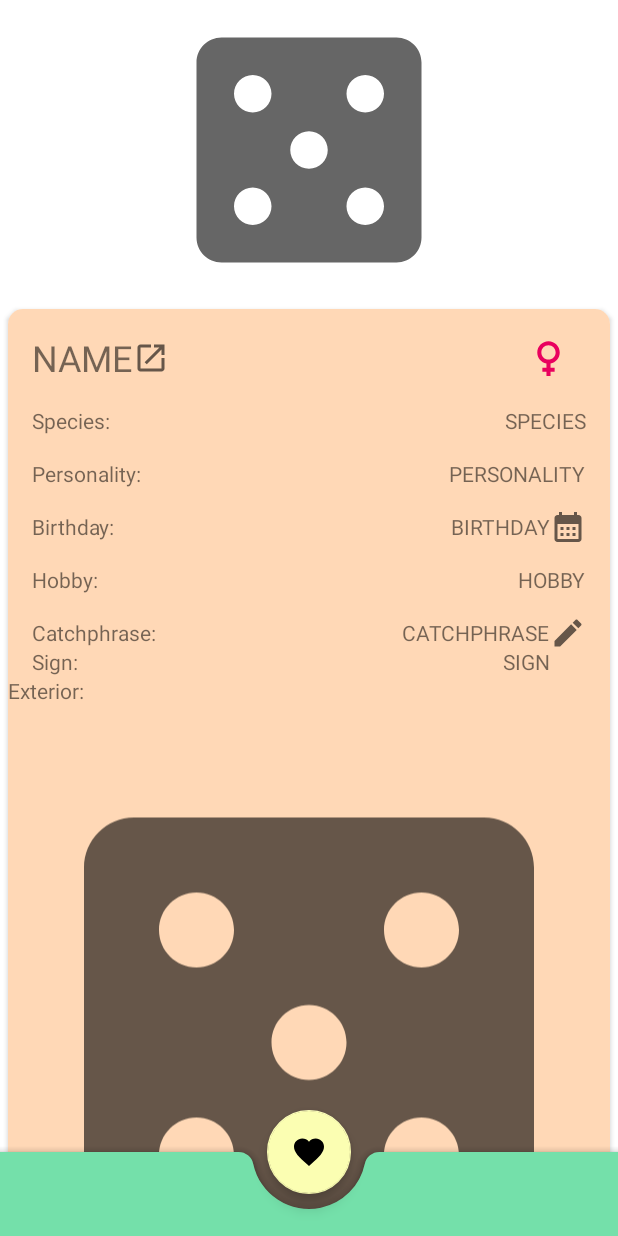
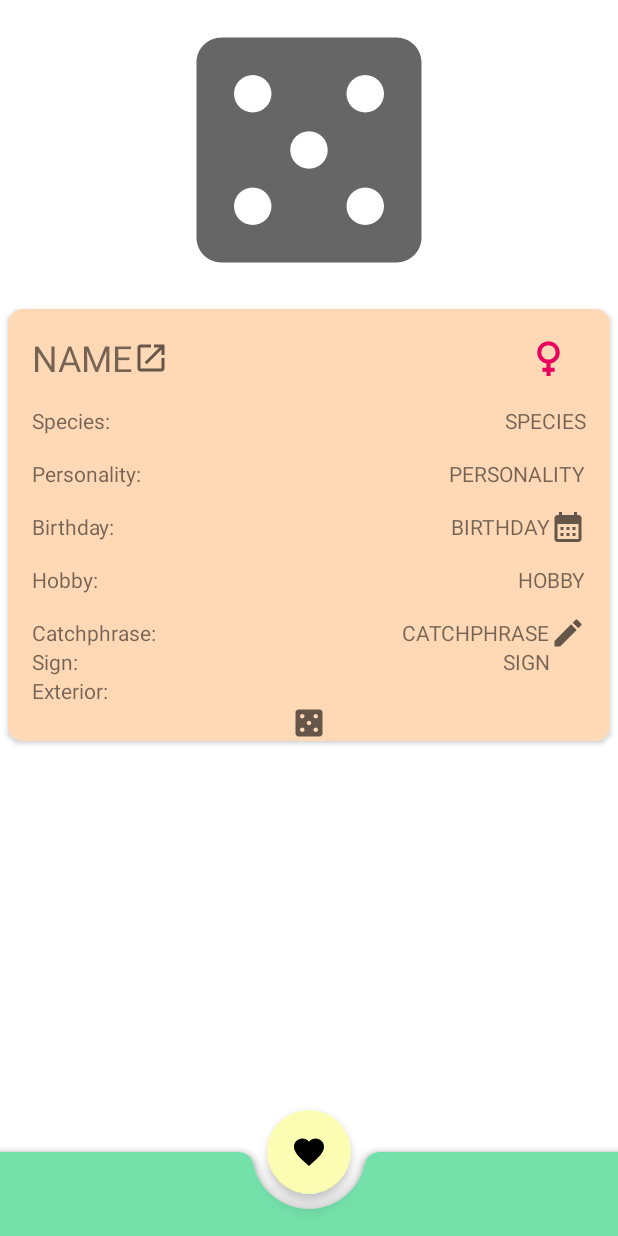
Before and after one commit to brookebaird15/MADimalCrossings, an Android app: the layout fragment_villager_detail.xml on its own in the app's theme, with its tools: preview values and no code run, on a phone screen of 412 x 824 dp. Run offline under Robolectric (Android 15) with nearby library versions, the phone set to English and light mode, and no system bars; network calls fail.

Commit message:
#1, #3 Fix detail screen - Exterior label was misaligned - Exterior image is smaller and fills the container - Changed zodiacs from Unicode to plain text

```diff
--- a/app/src/main/res/layout/fragment_villager_detail.xml
+++ b/app/src/main/res/layout/fragment_villager_detail.xml
@@ -202,13 +202,13 @@
                         android:layout_height="wrap_content"
                         android:text="Exterior:"
                         android:textSize="14sp"
-                        app:layout_constraintStart_toStartOf="parent"
+                        app:layout_constraintStart_toStartOf="@+id/textView19"
                         app:layout_constraintTop_toBottomOf="@+id/textView19" />
 
                     <ImageView
                         android:id="@+id/villagerHouse"
-                        android:layout_width="400dp"
-                        android:layout_height="450dp"
+                        android:layout_width="wrap_content"
+                        android:layout_height="wrap_content"
                         app:layout_constraintEnd_toEndOf="parent"
                         app:layout_constraintStart_toStartOf="parent"
                         app:layout_constraintTop_toBottomOf="@+id/textView"
@@ -247,6 +247,7 @@
         app:fabCradleRoundedCornerRadius="10dp"
         app:hideOnScroll="true">
     </com.google.android.material.bottomappbar.BottomAppBar>
+
     <com.google.android.material.floatingactionbutton.FloatingActionButton
         android:id="@+id/villagerFAB"
         android:layout_width="wrap_content"
@@ -254,5 +255,5 @@
         android:clickable="true"
         android:contentDescription="@string/villager_fab"
         android:src="@drawable/ic_baseline_favorite_24"
-        app:layout_anchor="@id/bottomAppBar"/>
+        app:layout_anchor="@id/bottomAppBar" />
 </androidx.coordinatorlayout.widget.CoordinatorLayout>
```
Also changed, not shown: app/src/main/res/values/strings.xml (+14 -13 lines), 1 other file.
